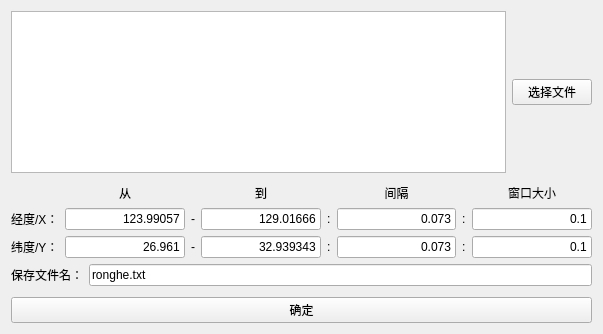
This is dataprocessing/mergeform.ui in WHUWizardWang/whumag as Qt 5 draws it before an edit. The edited form follows.
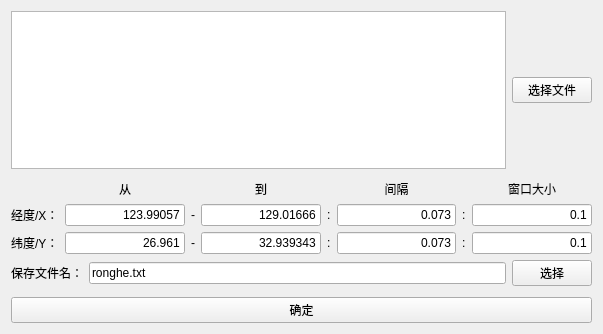
This is the edited form.

Diff of the .ui file:
```diff
--- a/dataprocessing/mergeform.ui
+++ b/dataprocessing/mergeform.ui
@@ -260,6 +260,13 @@
          </property>
         </widget>
        </item>
+       <item>
+        <widget class="QPushButton" name="pushButton">
+         <property name="text">
+          <string>选择</string>
+         </property>
+        </widget>
+       </item>
       </layout>
      </item>
      <item>
```
Left out of the diff: 32 changed lines with no effect on the pictures.
